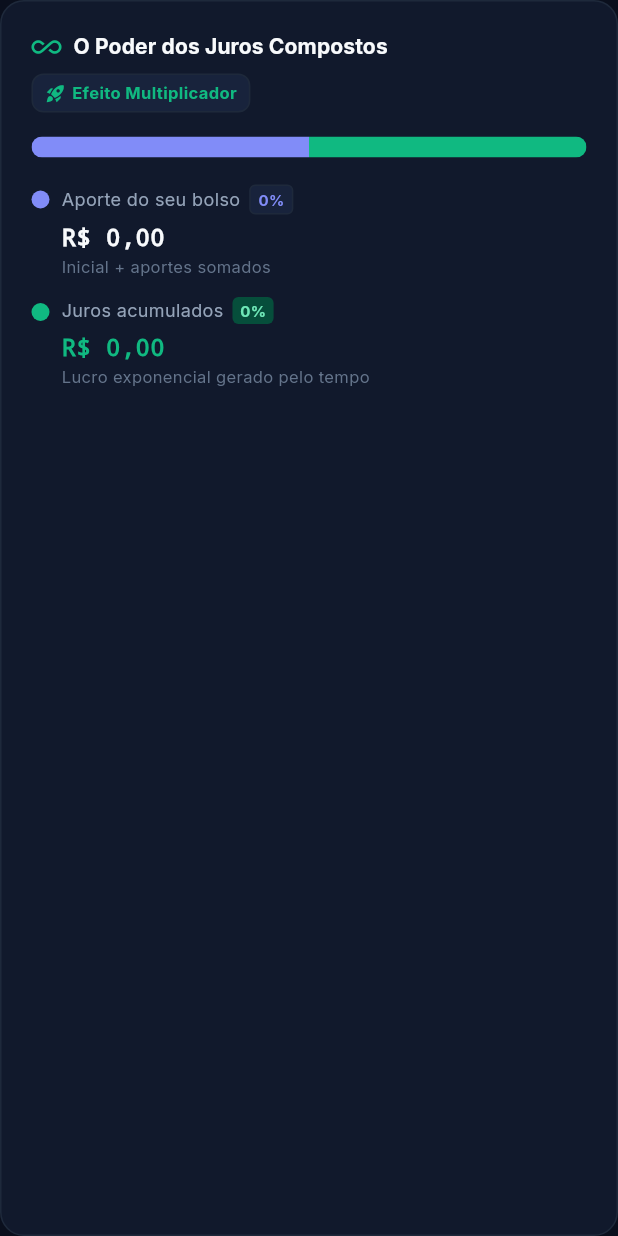
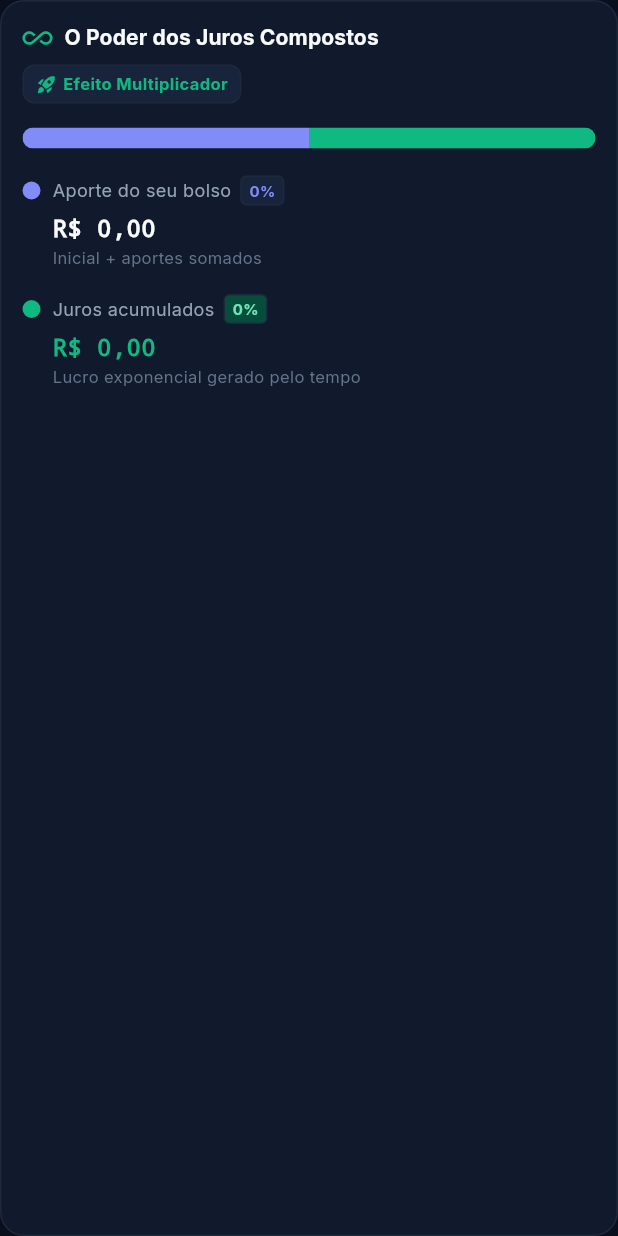
Before and after one commit to rodrigo-gh/pos-ci-cd-aposenta-facil, a Flutter app: the CompoundBreakdownBar widget shown alone on an empty page, opened directly with empty values, on a phone screen of 412 x 824 dp. Run offline on Flutter 3.47's test engine with Material 3 defaults, Android fonts, the phone set to English and light mode, and no system bars; our stand-ins replace google_fonts.

Commit message:
feat: adicionar favicon com cifrao e otimizar responsividade mobile

```diff
--- a/lib/widgets/breakdown_bar.dart
+++ b/lib/widgets/breakdown_bar.dart
@@ -27,7 +27,7 @@ class CompoundBreakdownBar extends StatelessWidget {
         border: Border.all(color: colors.outlineVariant),
         boxShadow: colors.cardShadow,
       ),
-      padding: const EdgeInsets.all(20),
+      padding: EdgeInsets.all(MediaQuery.of(context).size.width < 600 ? 14 : 20),
       child: Column(
         crossAxisAlignment: CrossAxisAlignment.start,
         children: [
@@ -42,11 +42,13 @@ class CompoundBreakdownBar extends StatelessWidget {
                 children: [
                   Icon(Icons.all_inclusive, color: colors.tertiary, size: 20),
                   const SizedBox(width: 8),
-                  Text(
+                  Flexible(
+                    child: Text(
                       'O Poder dos Juros Compostos',
                       style: Theme.of(context).textTheme.titleSmall?.copyWith(
                             fontWeight: FontWeight.bold,
                             color: colors.onSurface,
+                          ),
                     ),
                   ),
                 ],
@@ -100,7 +102,7 @@ class CompoundBreakdownBar extends StatelessWidget {
           // Legends and Values
           Wrap(
             spacing: 24,
-            runSpacing: 12,
+            runSpacing: 16,
             children: [
               // Bolso
               Row(
@@ -116,17 +118,24 @@ class CompoundBreakdownBar extends StatelessWidget {
                       shape: BoxShape.circle,
                     ),
                   ),
-                  Column(
+                  ConstrainedBox(
+                    constraints: BoxConstraints(
+                      maxWidth: MediaQuery.of(context).size.width < 600
+                          ? MediaQuery.of(context).size.width - 80
+                          : 320,
+                    ),
+                    child: Column(
                       crossAxisAlignment: CrossAxisAlignment.start,
                       children: [
-                      Row(
-                        mainAxisSize: MainAxisSize.min,
+                        Wrap(
+                          crossAxisAlignment: WrapCrossAlignment.center,
+                          spacing: 6,
+                          runSpacing: 2,
                           children: [
                             Text(
                               'Aporte do seu bolso',
                               style: TextStyle(color: colors.onSurfaceVariant, fontSize: 12),
                             ),
-                          const SizedBox(width: 6),
                             Container(
                               padding: const EdgeInsets.symmetric(horizontal: 5, vertical: 2),
                               decoration: BoxDecoration(
@@ -161,6 +170,7 @@ class CompoundBreakdownBar extends StatelessWidget {
                         ),
                       ],
                     ),
+                  ),
                 ],
               ),
               // Juros
@@ -177,22 +187,30 @@ class CompoundBreakdownBar extends StatelessWidget {
                       shape: BoxShape.circle,
                     ),
                   ),
-                  Column(
+                  ConstrainedBox(
+                    constraints: BoxConstraints(
+                      maxWidth: MediaQuery.of(context).size.width < 600
+                          ? MediaQuery.of(context).size.width - 80
+                          : 320,
+                    ),
+                    child: Column(
                       crossAxisAlignment: CrossAxisAlignment.start,
                       children: [
-                      Row(
-                        mainAxisSize: MainAxisSize.min,
+                        Wrap(
+                          crossAxisAlignment: WrapCrossAlignment.center,
+                          spacing: 6,
+                          runSpacing: 2,
                           children: [
                             Text(
                               'Juros acumulados',
                               style: TextStyle(color: colors.onSurfaceVariant, fontSize: 12),
                             ),
-                          const SizedBox(width: 6),
                             Container(
                               padding: const EdgeInsets.symmetric(horizontal: 5, vertical: 2),
                               decoration: BoxDecoration(
                                 color: colors.tertiaryContainer,
                                 borderRadius: BorderRadius.circular(4),
+                                border: Border.all(color: colors.outlineVariant),
                               ),
                               child: Text(
                                 '$interestPercent%',
@@ -221,6 +239,7 @@ class CompoundBreakdownBar extends StatelessWidget {
                         ),
                       ],
                     ),
+                  ),
                 ],
               ),
             ],
```
Also changed, not shown: lib/main.dart (+4 -3 lines), lib/widgets/footer_bar.dart (+4 -3 lines), lib/widgets/header_bar.dart (+56 -11 lines), lib/widgets/input_section/rate_slider_card.dart (+12 -3 lines), lib/widgets/input_section/simulation_form.dart (+11 -4 lines), lib/widgets/methodology_dialog.dart (+8 -6 lines), lib/widgets/result_section/hero_result_card.dart (+17 -5 lines), lib/widgets/wealth_chart.dart (+44 -23 lines), 8 other files. Lines whose indentation alone changed are shown as unchanged.
